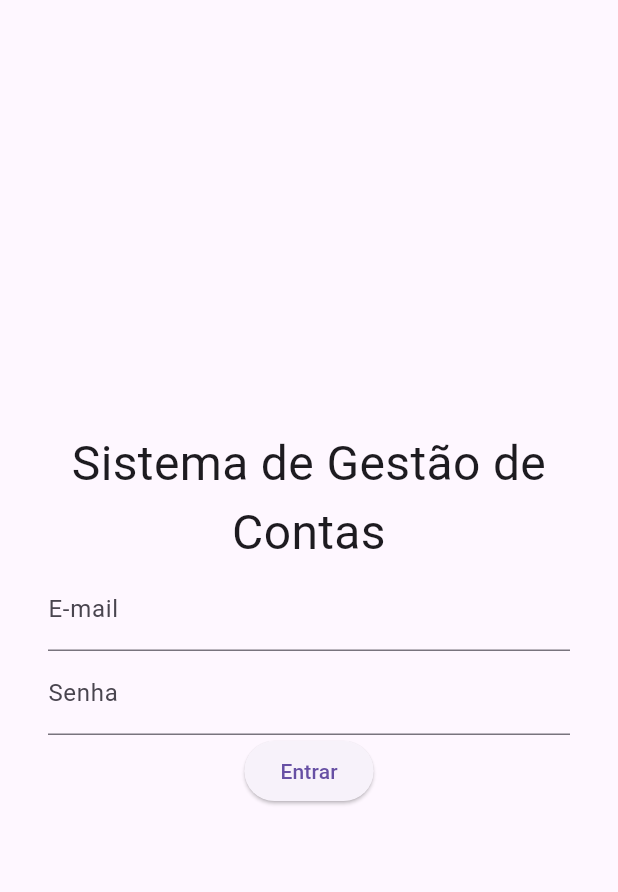
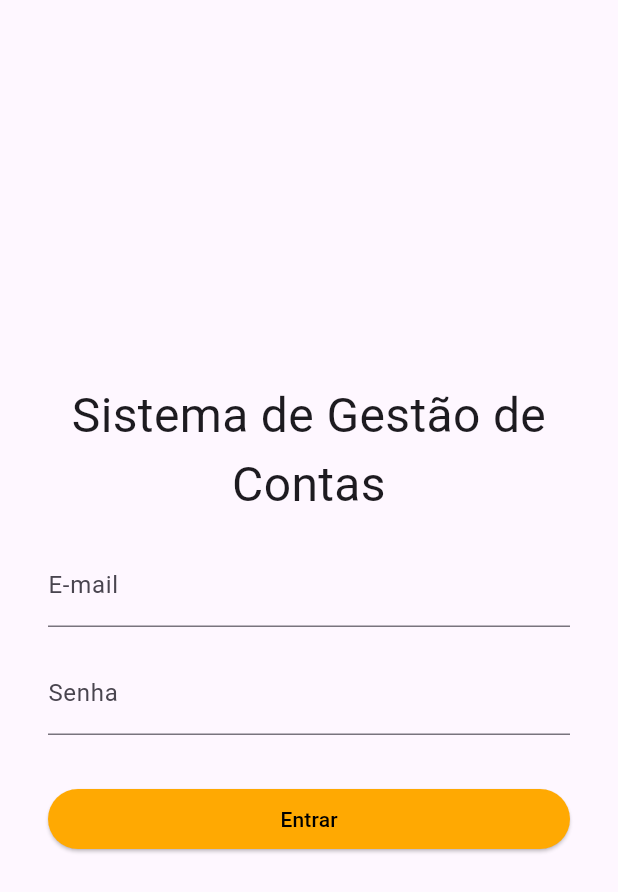
Before and after one commit to diegominelli/banco_douro, a Flutter app: the screen it shows after launch, on a phone screen of 412 x 824 dp. Shown: the top 892 px of the screen. Run offline on Flutter 3.47's test engine with Material 3 defaults, Android fonts, the phone set to English and light mode, and no system bars.

Commit message:
estilizando os campo e o botao

```diff
--- a/lib/ui/login_screen.dart
+++ b/lib/ui/login_screen.dart
@@ -10,6 +10,7 @@ class LoginScreen extends StatelessWidget {
         padding: const EdgeInsets.all(32),
         child: Column(
           mainAxisAlignment: MainAxisAlignment.center,
+          crossAxisAlignment: CrossAxisAlignment.stretch,
           children: <Widget>[
             const Text(
               "Sistema de Gestão de Contas",
@@ -18,20 +19,33 @@ class LoginScreen extends StatelessWidget {
                 fontSize: 32,
               ),
             ),
+            const SizedBox(height: 16),
             const TextField(
               decoration: InputDecoration(
                 label: Text("E-mail"),
               ),
             ),
+            const SizedBox(height: 16),
             const TextField(
               obscureText: true,
               decoration: InputDecoration(
                 label: Text("Senha"),
               ),
             ),
+            const SizedBox(height: 32),
             ElevatedButton(
               onPressed: () {},
-              child: const Text("Entrar"),
+              style: const ButtonStyle(
+                backgroundColor: WidgetStatePropertyAll(
+                  Color(0xFFFFA902),
+                ),
+              ),
+              child: const Text(
+                "Entrar",
+                style: TextStyle(
+                  color: Colors.black,
+                ),
+              ),
             )
           ],
         ),
```
